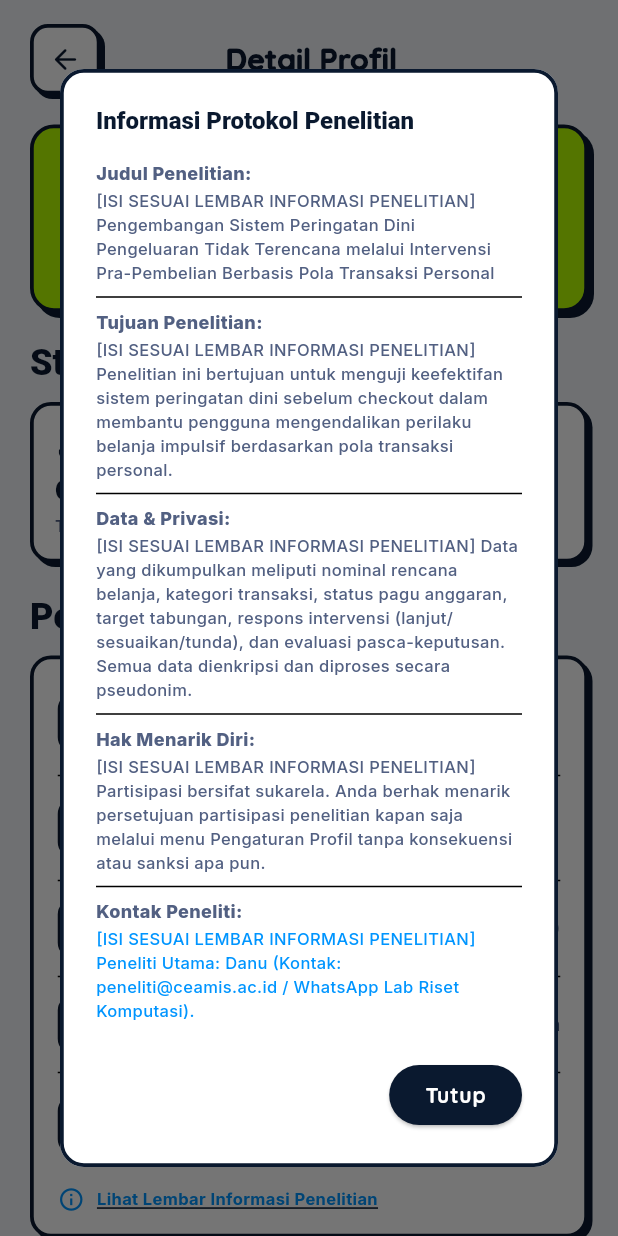
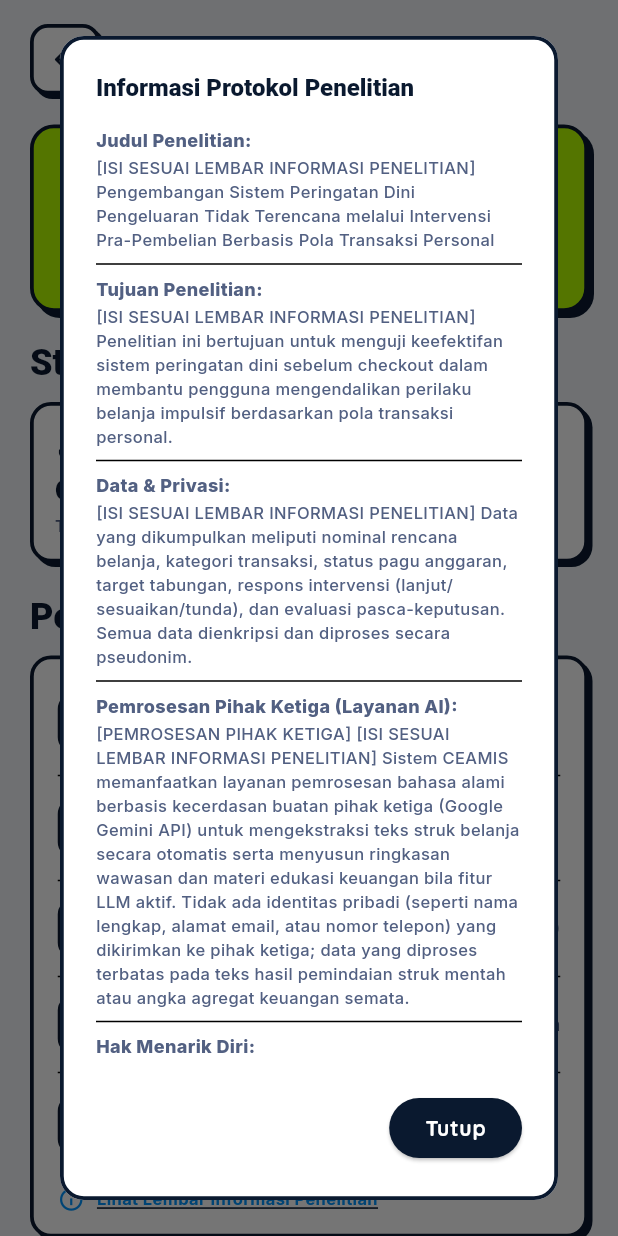
Before and after one commit to DanuZen/ceamis_capstone, a Flutter app: the ProfileScreen screen opened by its route, after a tap on "Lihat Lembar Informasi Penelitian", on a phone screen of 412 x 824 dp. Run offline on Flutter 3.47's test engine with Material 3 defaults, Android fonts, the phone set to English and light mode, and no system bars; our stand-ins replace dio, flutter_dotenv, flutter_riverpod, flutter_secure_storage, go_router, google_fonts and 2 more; missing offline and left inert: google_mlkit_text_recognition; accounts and stored records are empty; network calls fail.

Commit message:
F3: pembaruan kerangka persetujuan partisipan dengan klausul pemrosesan pihak ketiga

```diff
--- a/mobile/lib/core/constants/consent_text.dart
+++ b/mobile/lib/core/constants/consent_text.dart
@@ -17,6 +17,13 @@
   static const String dataCollected =
       '[ISI SESUAI LEMBAR INFORMASI PENELITIAN] Data yang dikumpulkan meliputi nominal rencana belanja, kategori transaksi, status pagu anggaran, target tabungan, respons intervensi (lanjut/sesuaikan/tunda), dan evaluasi pasca-keputusan. Semua data dienkripsi dan diproses secara pseudonim.';
 
+  static const String thirdPartyProcessing =
+      '[PEMROSESAN PIHAK KETIGA] [ISI SESUAI LEMBAR INFORMASI PENELITIAN] '
+      'Sistem CEAMIS memanfaatkan layanan pemrosesan bahasa alami berbasis kecerdasan buatan pihak ketiga (Google Gemini API) '
+      'untuk mengekstraksi teks struk belanja secara otomatis serta menyusun ringkasan wawasan dan materi edukasi keuangan '
+      'bila fitur LLM aktif. Tidak ada identitas pribadi (seperti nama lengkap, alamat email, atau nomor telepon) yang dikirimkan '
+      'ke pihak ketiga; data yang diproses terbatas pada teks hasil pemindaian struk mentah atau angka agregat keuangan semata.';
+
   static const String withdrawalRights =
       '[ISI SESUAI LEMBAR INFORMASI PENELITIAN] Partisipasi bersifat sukarela. Anda berhak menarik persetujuan partisipasi penelitian kapan saja melalui menu Pengaturan Profil tanpa konsekuensi atau sanksi apa pun.';
 
--- a/mobile/lib/features/profile/screens/profile_screen.dart
+++ b/mobile/lib/features/profile/screens/profile_screen.dart
@@ -200,6 +200,10 @@
               const Text('Data & Privasi:', style: TextStyle(fontWeight: FontWeight.w800, fontSize: 12)),
               const SizedBox(height: 2),
               Text(ConsentText.dataCollected, style: const TextStyle(fontSize: 11)),
+              const Divider(height: 16),
+              const Text('Pemrosesan Pihak Ketiga (Layanan AI):', style: TextStyle(fontWeight: FontWeight.w800, fontSize: 12)),
+              const SizedBox(height: 2),
+              Text(ConsentText.thirdPartyProcessing, style: const TextStyle(fontSize: 11)),
               const Divider(height: 16),
               const Text('Hak Menarik Diri:', style: TextStyle(fontWeight: FontWeight.w800, fontSize: 12)),
               const SizedBox(height: 2),
```
Also changed, not shown: mobile/lib/features/onboarding/screens/mobile_onboarding_screen.dart (+18 -0 lines), 1 other file.
